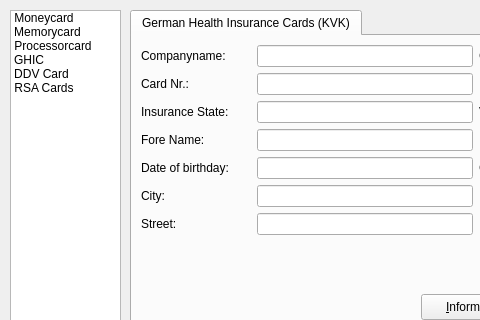
Before: the Qt Designer form trunk/ui/qcardreader.ui in BackupTheBerlios/kcardreader-svn, drawn with Qt 5; both pictures show x 0 to 480 and y 0 to 320 of the 832 by 510 pixel window.
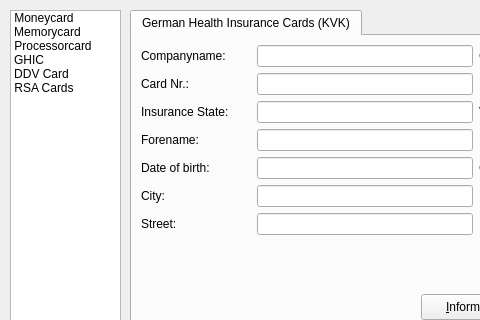
After: the same form once the commit is applied. Icons and pictures are not drawn.

Patch:
```diff
--- a/trunk/ui/qcardreader.ui
+++ b/trunk/ui/qcardreader.ui
@@ -12,6 +12,18 @@
     <height>510</height>
    </rect>
   </property>
+  <property name="minimumSize" >
+   <size>
+    <width>832</width>
+    <height>510</height>
+   </size>
+  </property>
+  <property name="maximumSize" >
+   <size>
+    <width>832</width>
+    <height>510</height>
+   </size>
+  </property>
   <property name="windowTitle" >
    <string>QCardReader</string>
   </property>
@@ -715,7 +727,7 @@
             </size>
            </property>
            <property name="text" >
-            <string>Date of birthday:</string>
+            <string>Date of birth:</string>
            </property>
           </widget>
          </item>
@@ -871,7 +883,7 @@
             </size>
            </property>
            <property name="text" >
-            <string>Fore Name:</string>
+            <string>Forename:</string>
            </property>
           </widget>
          </item>
```
Left out of the diff: 74 changed lines with no effect on the pictures.
